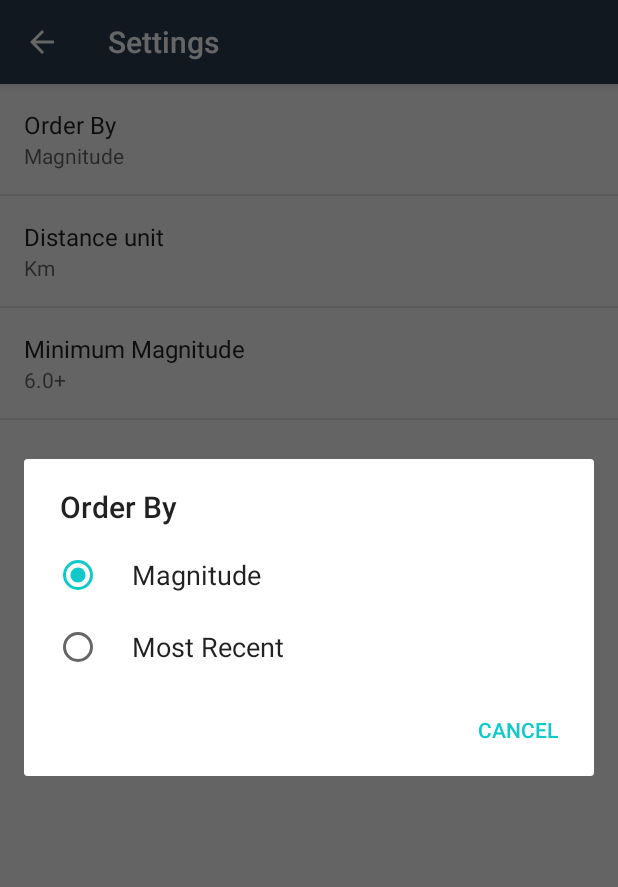
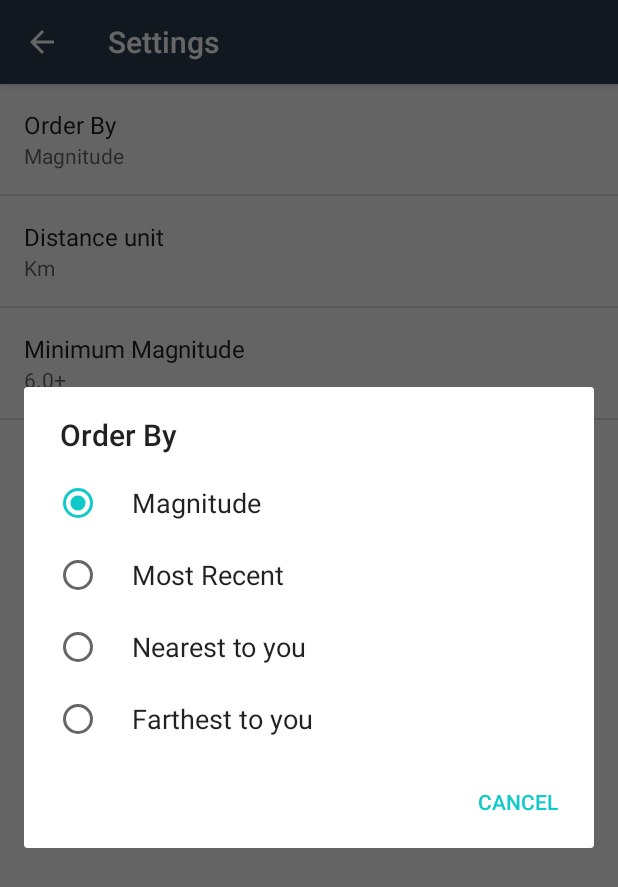
Before and after one commit to nadar71/EarthquakeWatchdog, an Android app: the SettingSimpleActivity screen opened directly, with no data from a screen before it, after a tap on "Order By", on a phone screen of 412 x 824 dp. Shown: the top 887 px of the screen. Run offline under Robolectric (Android 15) with nearby library versions, the phone set to English and light mode, and no system bars; our stand-ins replace androidx.preference.

Commit message:
code polish

```diff
--- /dev/null
+++ b/app/src/main/res/drawable/ic_filter_list_white_24dp.xml
@@ -0,0 +1,5 @@
+<vector android:height="24dp" android:tint="#FFFFFF"
+    android:viewportHeight="24.0" android:viewportWidth="24.0"
+    android:width="24dp" xmlns:android="http://schemas.android.com/apk/res/android">
+    <path android:fillColor="#FF000000" android:pathData="M10,18h4v-2h-4v2zM3,6v2h18L21,6L3,6zM6,13h12v-2L6,11v2z"/>
+</vector>
--- a/app/src/main/res/values/arrays.xml
+++ b/app/src/main/res/values/arrays.xml
@@ -5,11 +5,15 @@
     <string-array name="settings_order_by_labels">
         <item>@string/settings_order_by_magnitude_label</item>
         <item>@string/settings_order_by_most_recent_label</item>
+        <item>@string/settings_order_by_nearest_label</item>
+        <item>@string/settings_order_by_farthest_label</item>
     </string-array>
 
     <string-array name="settings_order_by_values">
         <item>@string/settings_order_by_magnitude_value</item>
         <item>@string/settings_order_by_most_recent_value</item>
+        <item>@string/settings_order_by_nearest_value</item>
+        <item>@string/settings_order_by_farthest_value</item>
     </string-array>
 
     <!-- - - - - - - - distance unit preferences value keys-values array - - - - - - - - - - - - -->
--- a/app/src/main/res/values/strings.xml
+++ b/app/src/main/res/values/strings.xml
@@ -57,6 +57,15 @@
         <string name="settings_order_by_most_recent_value" translatable="false">time</string>
 
 
+        <!-- Label for order-by nearest to you  [CHAR LIMIT=20] -->
+        <string name="settings_order_by_nearest_label">Nearest to you</string>
+        <string name="settings_order_by_nearest_value" translatable="false">nearest</string>
+
+        <!-- Label for order-by nearest to you  [CHAR LIMIT=20] -->
+        <string name="settings_order_by_farthest_label">Farthest to you</string>
+        <string name="settings_order_by_farthest_value" translatable="false">farthest</string>
+
+
 
     <!-- - - - - - - - Strings For Distance measure unit - - - - - - - - - - - - - -->
     <string name="settings_distance_unit_label">                          Distance unit</string>
```
Also changed, not shown: app/src/main/java/com/indiewalk/watchdog/earthquake/UI/MainActivity.java (+20 -4 lines), app/src/main/java/com/indiewalk/watchdog/earthquake/net/EarthquakeAsyncLoader.java (+45 -10 lines), app/src/main/java/com/indiewalk/watchdog/earthquake/util/MyUtil.java (+20 -2 lines).
